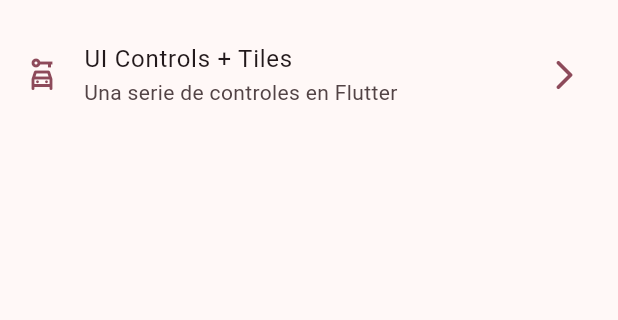
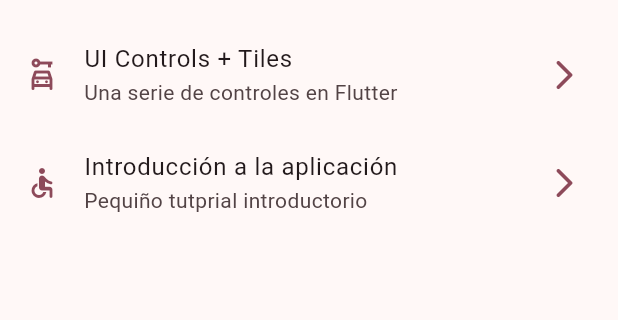
Before and after one commit to FBecerra2/widget_app, a Flutter app: the screen it shows after launch, on a phone screen of 412 x 824 dp, the part 603-923 px from its top. Run offline on Flutter 3.47's test engine with Material 2 defaults, Android fonts, the phone set to English and light mode, and no system bars; our stand-ins replace go_router.

```diff
--- a/lib/config/menu/menu_items.dart
+++ b/lib/config/menu/menu_items.dart
@@ -44,4 +44,9 @@ const appMenuItems = <MenuItem>[
       subTitle: 'Una serie de controles en Flutter',
       link: '/ui-controls',
       icon: Icons.car_rental_outlined),
+  MenuItem(
+      title: 'Introducción a la aplicación',
+      subTitle: 'Pequiño tutprial introductorio',
+      link: '/tutorial',
+      icon: Icons.accessible_rounded),
 ];
--- a/lib/config/router/app_router.dart
+++ b/lib/config/router/app_router.dart
@@ -37,5 +37,10 @@ final appRouter = GoRouter(
       name: UiControlsScreen.name,
       builder: (context, state) => const UiControlsScreen(),
     ),
+    GoRoute(
+      path: '/tutorial',
+      name: AppTutorialScreen.name,
+      builder: (context, state) => const AppTutorialScreen(),
+    ),
   ],
 );
--- a/pubspec.yaml
+++ b/pubspec.yaml
@@ -18,3 +18,6 @@ dev_dependencies:
 
 flutter:
   uses-material-design: true
+
+assets:
+  -assets/images/
```
Also changed, not shown: assets/Images/1.png (added), assets/Images/2.png (added), assets/Images/3.png (added), assets/Images/jar-loading.gif (added).
